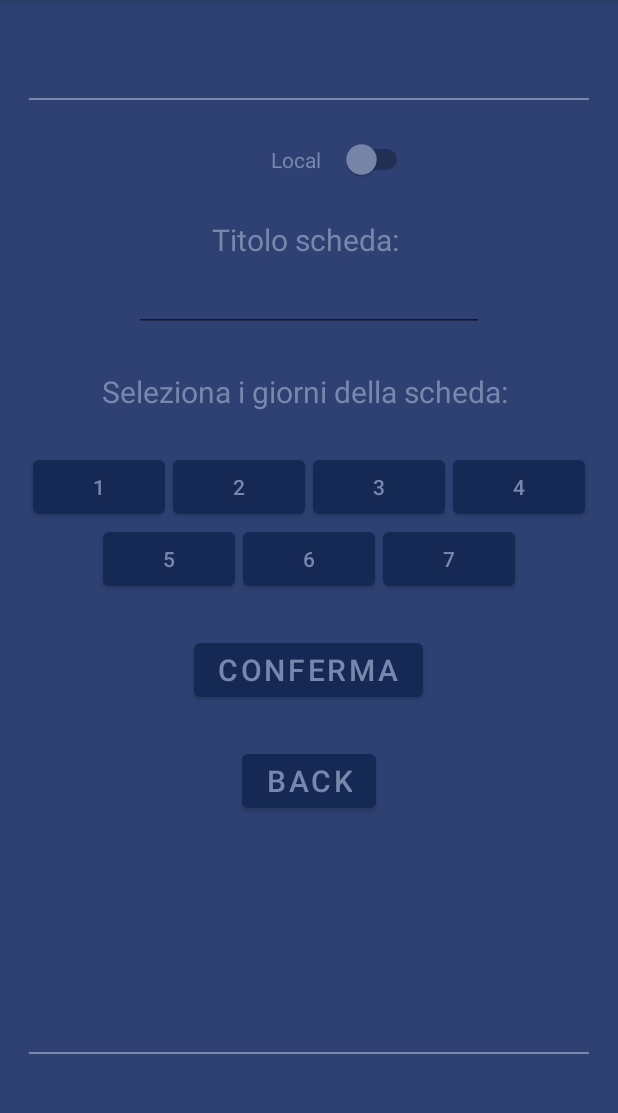
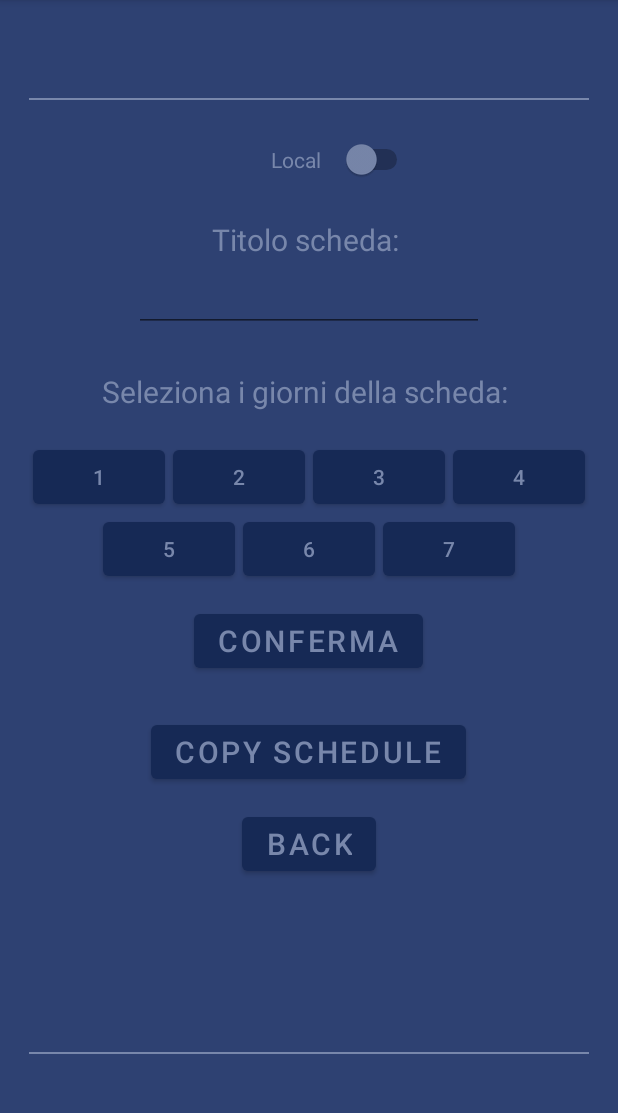
Before and after one commit to AndreBelo96/Brorkout, an Android app: the screen it shows after launch (ScheduleCreatorActivity), after a tap on "Create schedule", on a phone screen of 412 x 824 dp, the part 84-1197 px from its top. Run offline under Robolectric (Android 15) with nearby library versions, the phone set to English and light mode, and no system bars; our stand-ins replace sdp/ssp sizes.

Commit message:
[fix] - add copy schedule button (not implemented logic)

```diff
--- a/app/src/main/java/com/andrea/belotti/brorkout/fragment/DecisioneGiornateFragment.java
+++ b/app/src/main/java/com/andrea/belotti/brorkout/fragment/DecisioneGiornateFragment.java
@@ -1,6 +1,7 @@
 package com.andrea.belotti.brorkout.fragment;
 
 import android.content.Intent;
+import android.content.SharedPreferences;
 import android.os.Build;
 import android.os.Bundle;
 import android.util.Log;
@@ -10,10 +11,14 @@ import android.view.ViewGroup;
 import android.widget.Button;
 import android.widget.EditText;
 import android.widget.Switch;
+import android.widget.Toast;
 
 import com.andrea.belotti.brorkout.R;
+import com.andrea.belotti.brorkout.activity.ArchivioActivity;
 import com.andrea.belotti.brorkout.activity.StartingMenuActivity;
 import com.andrea.belotti.brorkout.constants.ExerciseConstants;
+import com.andrea.belotti.brorkout.model.Scheda;
+import com.andrea.belotti.brorkout.utils.ScheduleCreating;
 
 import java.util.ArrayList;
 import java.util.List;
@@ -22,10 +27,15 @@ import androidx.annotation.RequiresApi;
 import androidx.fragment.app.Fragment;
 import androidx.fragment.app.FragmentTransaction;
 
+import static android.content.Context.MODE_PRIVATE;
+
 
 public class DecisioneGiornateFragment extends Fragment {
 
     private final String TAG = this.getClass().getSimpleName();
+
+    // Storing data into SharedPreferences
+    private static android.content.SharedPreferences sharedPreferences;
 
     private Boolean isCloud;
     private Boolean isPublic;
@@ -37,11 +47,16 @@ public class DecisioneGiornateFragment extends Fragment {
 
         Log.i(TAG, ExerciseConstants.TAG_START_FRAGMENT);
 
+        sharedPreferences = this.getActivity().getSharedPreferences("MySharedPref", MODE_PRIVATE);
+
+        List<Scheda> schedaList = ScheduleCreating.createListaSchede(sharedPreferences);
+
         // Inflate the layout for this fragment
         View view = inflater.inflate(R.layout.fragment_decisione_giornate, container, false);
 
         Button confirmDays = view.findViewById(R.id.confirm_button);
         EditText titoloScheda = view.findViewById(R.id.titoloScheda);
+        Button copyScheduleBtn = view.findViewById(R.id.copy_schedule_button);
         Button backButton = view.findViewById(R.id.backButton);
 
         // Select days buttons
@@ -117,6 +132,12 @@ public class DecisioneGiornateFragment extends Fragment {
             fragmentTransaction.commit();
         });
 
+        copyScheduleBtn.setOnClickListener(v -> {
+            FragmentTransaction fragmentTransaction = getParentFragmentManager().beginTransaction();
+            fragmentTransaction.replace(R.id.fragmentContainerViewScheduleCreator, CopiaSchedaFragment.newInstance(schedaList));
+            fragmentTransaction.commit();
+        });
+
         backButton.setOnClickListener(v -> {
             Intent intent = new Intent(getContext(), StartingMenuActivity.class);
             startActivity(intent);
--- a/app/src/main/java/com/andrea/belotti/brorkout/model/EsercizioIncrementale.java
+++ b/app/src/main/java/com/andrea/belotti/brorkout/model/EsercizioIncrementale.java
@@ -14,6 +14,10 @@ public class EsercizioIncrementale implements Esercizio, Serializable {
     private String appuntiAtleta;
     private String inizio;
     private String picco;
+
+    public EsercizioIncrementale() {
+
+    }
 
     public EsercizioIncrementale(String nomeEsercizio,
                                  String tipoEsercizio,
--- a/app/src/main/java/com/andrea/belotti/brorkout/model/EsercizioPiramidale.java
+++ b/app/src/main/java/com/andrea/belotti/brorkout/model/EsercizioPiramidale.java
@@ -15,6 +15,10 @@ public class EsercizioPiramidale implements Esercizio, Serializable {
     private String inizio;
     private String picco;
     private String recuperoSerie;
+
+    public EsercizioPiramidale(){
+
+    }
 
     public EsercizioPiramidale(String nomeEsercizio,
                                String tipoEsercizio,
--- a/app/src/main/java/com/andrea/belotti/brorkout/model/EsercizioSerie.java
+++ b/app/src/main/java/com/andrea/belotti/brorkout/model/EsercizioSerie.java
@@ -13,6 +13,10 @@ public class EsercizioSerie implements Esercizio, Serializable {
     private String indicazioniCoach;
     private String appuntiAtleta;
     private String ripetizioni;
+
+    public EsercizioSerie(){
+
+    }
 
     public EsercizioSerie(String nomeEsercizio,
                           String tipoEsercizio,
--- a/app/src/main/java/com/andrea/belotti/brorkout/model/EsercizioTenuta.java
+++ b/app/src/main/java/com/andrea/belotti/brorkout/model/EsercizioTenuta.java
@@ -15,6 +15,9 @@ public class EsercizioTenuta implements Esercizio, Serializable {
     private String ripetizioni;
     private String tempoEsecuzione;
 
+    public EsercizioTenuta(){
+
+    }
 
     public EsercizioTenuta(String nomeEsercizio,
                            String tipoEsercizio,
--- /dev/null
+++ b/app/src/main/java/com/andrea/belotti/brorkout/utils/ScheduleCreating.java
@@ -0,0 +1,38 @@
+package com.andrea.belotti.brorkout.utils;
+
+import android.content.SharedPreferences;
+import android.os.Build;
+import android.util.Log;
+
+import com.andrea.belotti.brorkout.model.Scheda;
+import com.fasterxml.jackson.core.JsonProcessingException;
+
+import java.util.ArrayList;
+import java.util.List;
+
+import androidx.annotation.RequiresApi;
+
+public class ScheduleCreating {
+
+    @RequiresApi(api = Build.VERSION_CODES.N)
+    public static List<Scheda> createListaSchede(SharedPreferences sharedPreferences) {
+        List<Scheda> schedaList = new ArrayList<>();
+
+        sharedPreferences.getAll().forEach((key, value) -> {
+            String json = value.toString();
+            schedaList.add(createSchedule(json));
+        });
+
+        return schedaList;
+    }
+
+    private static Scheda createSchedule(String schedule) {
+        Scheda scheda = new Scheda();
+        try {
+            scheda = JsonGeneratorUtil.generateScheduleFromJson(schedule);
+        } catch (JsonProcessingException e) {
+            Log.e("TAG", e.getMessage());
+        }
+        return scheda;
+    }
+}
--- a/app/src/main/res/layout/fragment_decisione_giornate.xml
+++ b/app/src/main/res/layout/fragment_decisione_giornate.xml
@@ -89,14 +89,14 @@
                 android:layout_height="wrap_content"
                 android:textColor="@color/light_blue_200"
                 android:text="Seleziona i giorni della scheda: "
-                android:layout_marginBottom="@dimen/_20sdp"
+                android:layout_marginBottom="@dimen/_15sdp"
                 android:textSize="20sp" />
 
             <LinearLayout
                 android:layout_width="match_parent"
                 android:layout_height="match_parent"
                 android:gravity="center"
-                android:layout_marginBottom="@dimen/_20sdp"
+                android:layout_marginBottom="@dimen/_10sdp"
                 android:orientation="vertical">
 
                 <LinearLayout
@@ -176,6 +176,15 @@
                 android:textSize="20sp" />
 
             <Button
+                android:id="@+id/copy_schedule_button"
+                android:layout_width="wrap_content"
+                android:layout_height="wrap_content"
+                android:layout_marginBottom="@dimen/_10sdp"
+                android:text="Copy Schedule"
+                android:textColor="@color/light_blue_200"
+                android:textSize="20sp" />
+
+            <Button
                 android:id="@+id/backButton"
                 android:layout_width="wrap_content"
                 android:layout_height="wrap_content"
```
Also changed, not shown: app/src/main/java/com/andrea/belotti/brorkout/activity/ArchivioActivity.java (+2 -25 lines), app/src/main/java/com/andrea/belotti/brorkout/fragment/CopiaSchedaFragment.java (added, +94 -0 lines), app/src/main/java/com/andrea/belotti/brorkout/fragment/SceltaGiornoArchivioFragment.java (+10 -2 lines), app/src/main/java/com/andrea/belotti/brorkout/fragment/ScheduleCreatorFragment.java (+7 -2 lines).
